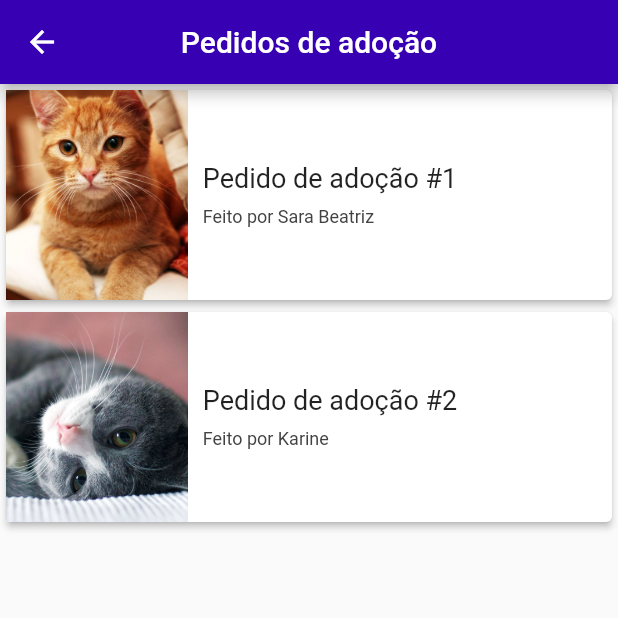
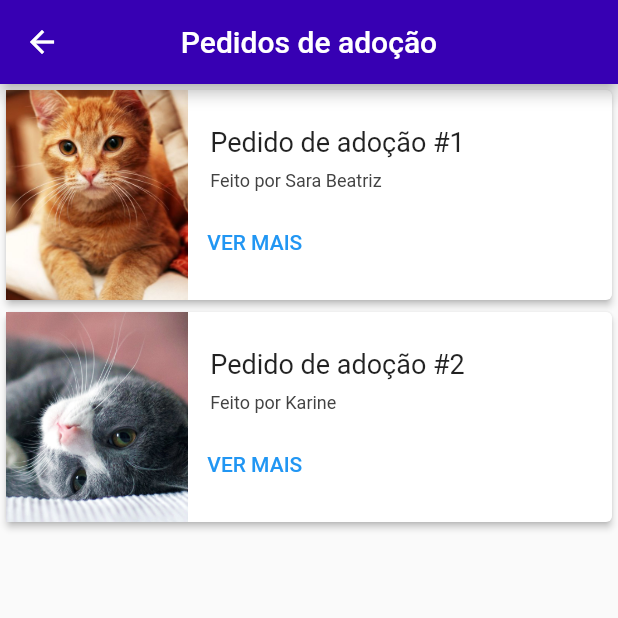
Before and after one commit to filipegmedeiros/gatinhos_ufrn, a Flutter app: the screen it shows after launch, in the side drawer, after a tap on "Pedidos de adoção", on a phone screen of 412 x 824 dp, the top half of it. Run offline on Flutter 3.47's test engine with Material 2 defaults, Android fonts, the phone set to English and light mode, and no system bars.

Commit message:
Adds See more button to card

```diff
--- a/mobile/gatinhos_mobile/lib/ui/adoptionRequests.dart
+++ b/mobile/gatinhos_mobile/lib/ui/adoptionRequests.dart
@@ -35,6 +35,10 @@ class _AdoptionRequestsState extends State<AdoptionRequests> {
                     flex: 7,
                     child: Container(
                       child: Padding(
+                        padding: const EdgeInsets.all(5),
+                        child: Column(
+                          children: [
+                            Padding(
                               padding: const EdgeInsets.all(10),
                               child: Column(
                                 children: [
@@ -47,9 +51,23 @@ class _AdoptionRequestsState extends State<AdoptionRequests> {
                                     children: [
                                       Text("Feito por Sara Beatriz",
                                           style: TextStyle(
-                                        color: Colors.grey[800], fontSize: 12))
+                                              color: Colors.grey[800],
+                                              fontSize: 12))
                                     ],
                                   ),
+                                ],
+                              ),
+                            ),
+                            Row(
+                              crossAxisAlignment: CrossAxisAlignment.end,
+                              mainAxisAlignment: MainAxisAlignment.start,
+                              children: <Widget>[
+                                TextButton(
+                                  child: const Text('VER MAIS'),
+                                  onPressed: () {/* ... */},
+                                ),
+                              ],
+                            )
                           ],
                         ),
                       ),
@@ -77,6 +95,10 @@ class _AdoptionRequestsState extends State<AdoptionRequests> {
                     flex: 7,
                     child: Container(
                       child: Padding(
+                        padding: const EdgeInsets.all(5),
+                        child: Column(
+                          children: [
+                            Padding(
                               padding: const EdgeInsets.all(10),
                               child: Column(
                                 children: [
@@ -89,9 +111,23 @@ class _AdoptionRequestsState extends State<AdoptionRequests> {
                                     children: [
                                       Text("Feito por Karine",
                                           style: TextStyle(
-                                        color: Colors.grey[800], fontSize: 12))
+                                              color: Colors.grey[800],
+                                              fontSize: 12))
                                     ],
                                   ),
+                                ],
+                              ),
+                            ),
+                            Row(
+                              crossAxisAlignment: CrossAxisAlignment.end,
+                              mainAxisAlignment: MainAxisAlignment.start,
+                              children: <Widget>[
+                                TextButton(
+                                  child: const Text('VER MAIS'),
+                                  onPressed: () {/* ... */},
+                                ),
+                              ],
+                            )
                           ],
                         ),
                       ),
```
Lines whose indentation alone changed are shown as unchanged.
